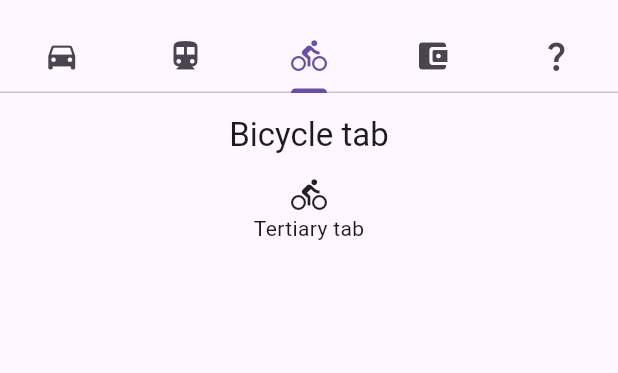
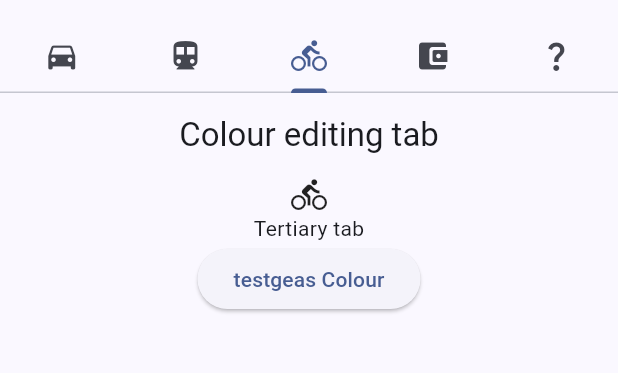
Before and after one commit to Seanathan10/M3Test, a Flutter app: the screen it shows after launch, tab 3 chosen, on a phone screen of 412 x 824 dp, the part 63-436 px from its top. Run offline on Flutter 3.47's test engine with Material 2 defaults, Android fonts, the phone set to English and light mode, and no system bars.

Commit message:
Created custom dialogue box and begin work on colour picker

```diff
--- a/lib/main.dart
+++ b/lib/main.dart
@@ -26,18 +26,30 @@ class MyApp extends StatelessWidget {
 
 /*
       theme: ThemeData(
-        colorScheme: ColorScheme.fromSeed(seedColor: Colors.blue.shade900),
         brightness: Brightness.light,
         useMaterial3: true,
       ),
 */
       theme: ThemeData(
+        colorScheme: ColorScheme.fromSeed(seedColor: Colors.blue.shade900),
         // ColorScheme.fromSwatch(
         //   primarySwatch: Colors.blue,
         //   accentColor: Colors.blueAccent,
         //   brightness: Brightness.light,
         // ),
-        primaryColor: Colors.blue.shade900,
+        // primaryColor: Colors.blue.shade900,
+        /*
+        colorScheme: ColorScheme.fromSwatch(
+          cardColor: Colors.blue.shade600,
+          primarySwatch: Colors.red,
+          accentColor: Colors.amberAccent,
+          backgroundColor: Colors.cyan,
+          errorColor: Colors.indigo,
+
+
+          brightness: Brightness.light,
+        ),
+      */
         useMaterial3: true,
       ),
 
@@ -45,12 +57,16 @@ class MyApp extends StatelessWidget {
 
         useMaterial3: true,
       ),
+
       themeMode: ThemeMode.system,
       debugShowCheckedModeBanner: false,
       home: DefaultTabController(
         length: 5,
         child: Scaffold(
           appBar: AppBar(
+            // backgroundColor: const Color.fromARGB(255, 61, 61, 61),
+            // shadowColor: Colors.green,
+            // surfaceTintColor: Colors.limeAccent,
             bottom: const TabBar(
               tabs: [
                 Tab(icon: Icon(Icons.directions_car)),
@@ -58,6 +74,7 @@ class MyApp extends StatelessWidget {
                 Tab(icon: Icon(Icons.directions_bike)),
                 Tab(icon: Icon(Icons.account_balance_wallet_rounded)),
                 Tab(icon: Icon(Icons.question_mark))
+                // Tab(icon: Icon(Icons.question_mark), text: "Help",)
               ],
             ),
             title: const Text('Tabs Demo'),
--- a/lib/tabs/tab1.dart
+++ b/lib/tabs/tab1.dart
@@ -1,6 +1,5 @@
 import 'package:flutter/cupertino.dart';
 import 'package:flutter/material.dart';
-
 
 class Tab1 extends StatelessWidget {
   const Tab1({super.key});
--- a/lib/tabs/tab3.dart
+++ b/lib/tabs/tab3.dart
@@ -1,4 +1,5 @@
 import 'package:flutter/material.dart';
+import 'package:m3test/colourpicker.dart';
 
 class Tab3 extends StatelessWidget {
   const Tab3({super.key});
@@ -8,12 +9,33 @@ class Tab3 extends StatelessWidget {
     return Scaffold(
       appBar: AppBar(
         centerTitle: true,
-        title: const Text("Bicycle tab"),
+        title: const Text("Colour editing tab"),
       ),
       body: const Column(
         children: [
           Center(child: Icon(Icons.directions_bike)),
-          Center(child: Text("Tertiary tab"))
+          Center(child: Text("Tertiary tab")),
+          /*
+          Center(
+            child: DatePickerDialog(
+              initialDate: DateTime.now(),
+              firstDate: DateTime(2018),
+              lastDate: DateTime(2030),
+            ),
+          ),
+          */
+          Center(
+            /*
+              cardColor: Colors.blue.shade600,
+              primarySwatch: Colors.red,
+              accentColor: Colors.amberAccent,
+              backgroundColor: Colors.cyan,
+              errorColor: Colors.indigo,
+            */
+            child: ColourPicker(
+              property: "testgeas",
+            ),
+          ),
         ],
       ),
     );
```
Also changed, not shown: lib/colourpicker.dart (added, +78 -0 lines), lib/customdialogue.dart (added, +55 -0 lines), pubspec.yaml (+7 -0 lines), fonts/comic_sans_ms.ttf (added), pubspec.lock, 1 other file.
